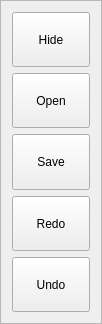
Before: the Qt Designer form view/rightmenuwidget.ui in jm4R/TouchImage, drawn with Qt 5.
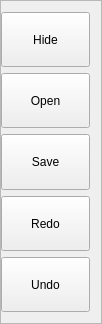
After: the same form once the commit is applied.

```diff
--- a/view/rightmenuwidget.ui
+++ b/view/rightmenuwidget.ui
@@ -20,6 +20,9 @@
    <enum>QFrame::Raised</enum>
   </property>
   <layout class="QVBoxLayout" name="verticalLayout">
+   <property name="leftMargin">
+    <number>0</number>
+   </property>
    <item>
     <widget class="QToolButton" name="hideButton">
      <property name="sizePolicy">
```
